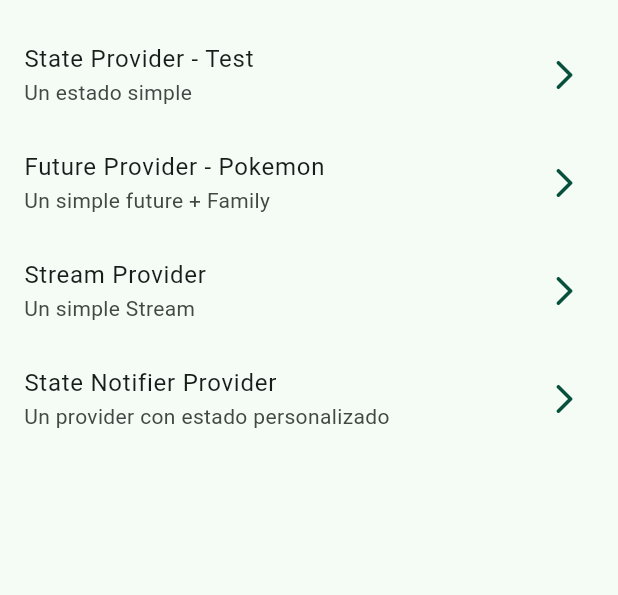
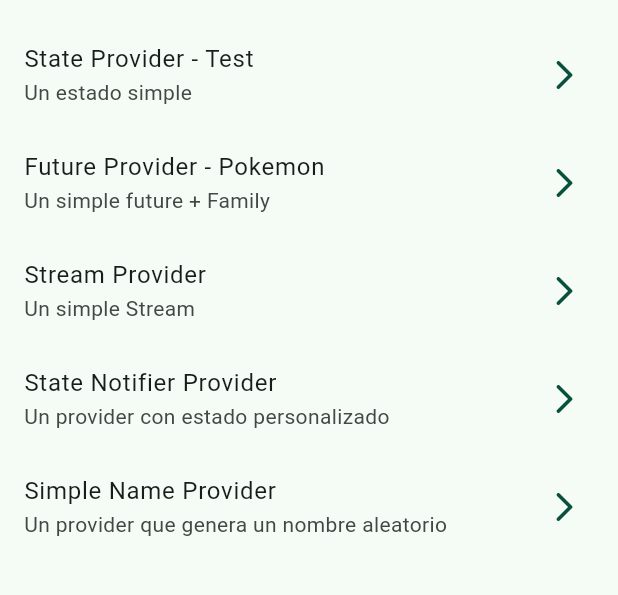
Before and after one commit to Nib1sin/flutter_riverpod_test, a Flutter app: the screen it shows after launch, on a phone screen of 412 x 824 dp, the part 63-658 px from its top. Run offline on Flutter 3.47's test engine with Material 3 defaults, Android fonts, the phone set to English and light mode, and no system bars; our stand-ins replace dio, flutter_riverpod, go_router, google_fonts; missing offline and left inert: random_name_generator.

Commit message:
ENH - Agregando nuevos providers de test

```diff
--- a/lib/config/router/app_router.dart
+++ b/lib/config/router/app_router.dart
@@ -1,4 +1,3 @@
-import 'package:flutter_river/presentation/screens/state_notifier_provider/todos_screen.dart';
 import 'package:go_router/go_router.dart';
 import '../../presentation/screens/screens.dart';
 
@@ -32,5 +31,10 @@ final appRouter = GoRouter(
       builder: (context, state) => const TodosScreen(),
     ),
 
+    GoRoute(
+      path: '/simple-name-provider',
+      builder: (context, state) => const ProviderScreen(),
+    ),
+
   ]
 );
--- a/lib/presentation/providers/providers.dart
+++ b/lib/presentation/providers/providers.dart
@@ -1,5 +1,6 @@
 
 export 'pokemon_provider.dart';
 export 'random_name_provider.dart';
-//export 'random_names_provider.dart';
-//export 'todos_provider.dart';
+export 'random_names_provider.dart';
+export 'todos_provider.dart';
+export 'simple_name_provider.dart';
--- /dev/null
+++ b/lib/presentation/providers/simple_name_provider.dart
@@ -0,0 +1,9 @@
+
+import 'package:flutter_river/config/config.dart';
+import 'package:flutter_riverpod/flutter_riverpod.dart';
+
+//Solo lectura
+final simpleNameProvider = Provider.autoDispose<String>((ref){
+
+  return RandomGenerator.getRandomName();
+});
--- a/lib/presentation/screens/home/home_screen.dart
+++ b/lib/presentation/screens/home/home_screen.dart
@@ -49,6 +49,12 @@ class _HomeScreenView extends StatelessWidget {
           location: '/state-notifier-provider',
         ),
 
+        _CustomListTile(
+          title: 'Simple Name Provider',
+          subTitle: 'Un provider que genera un nombre aleatorio',
+          location: '/simple-name-provider',
+        ),
+
       ],
     );
   }
--- a/lib/presentation/screens/screens.dart
+++ b/lib/presentation/screens/screens.dart
@@ -2,5 +2,6 @@ export 'state_provider/state_provider_screen.dart';
 export 'future_provider/pokemon_screen.dart';
 export 'stream_provider/stream_screen.dart';
 export 'state_notifier_provider/todos_screen.dart';
+export 'simple_provider/provider_screen.dart';
 
 export 'home/home_screen.dart';
--- a/pubspec.yaml
+++ b/pubspec.yaml
@@ -41,6 +41,7 @@ dependencies:
   riverpod_annotation: ^2.3.5
   random_name_generator: ^1.3.0
   dio: ^5.4.3+1
+  uuid: ^4.4.0
 
 dev_dependencies:
   flutter_test:
```
Also changed, not shown: lib/presentation/providers/todos_provider.dart (added, +45 -0 lines), lib/presentation/screens/simple_provider/provider_screen.dart (added, +29 -0 lines), lib/presentation/screens/state_notifier_provider/todos_screen.dart (+13 -6 lines), pubspec.lock.
